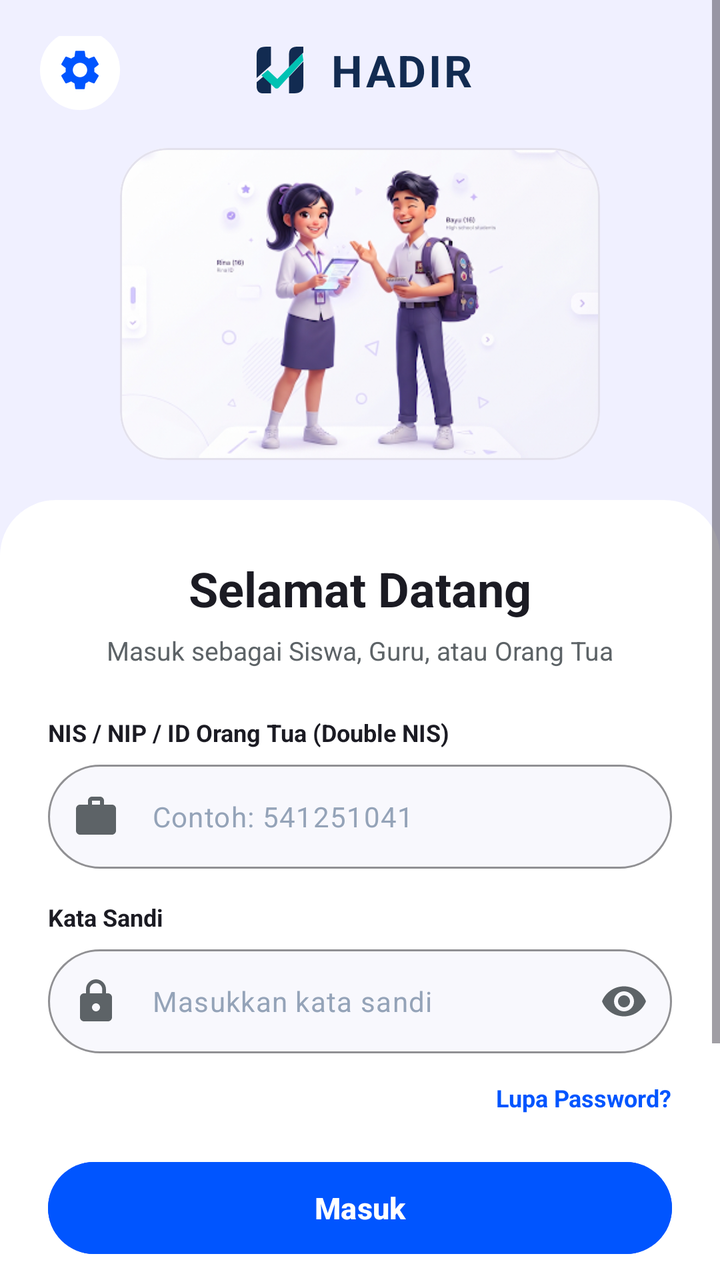
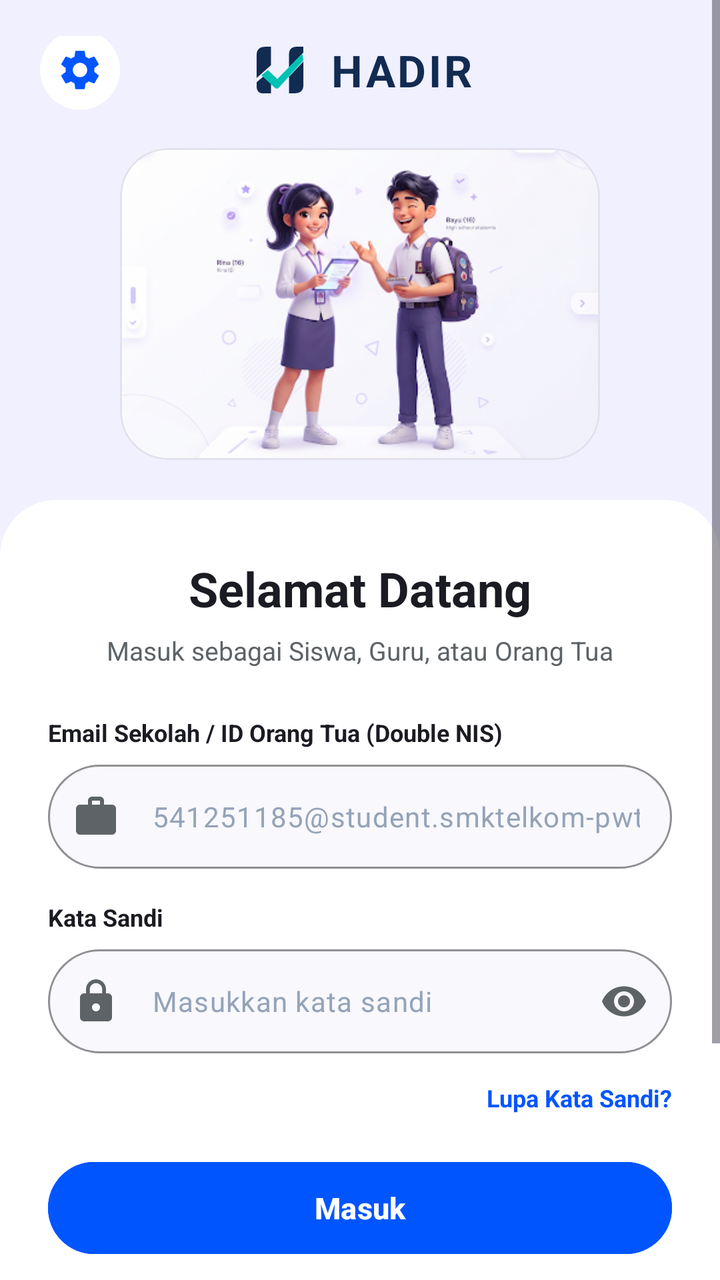

Compare the two renders of this Android layout. The source of the first and the diff that turns it into the second are given below.
<!-- AndroidManifest.xml: activity theme Theme.ProjectPSAS.Login -->
<!-- res/layout/activity_login.xml -->
<?xml version="1.0" encoding="utf-8"?>
<ScrollView xmlns:android="http://schemas.android.com/apk/res/android"
    xmlns:app="http://schemas.android.com/apk/res-auto"
    android:layout_width="match_parent"
    android:layout_height="match_parent"
    android:background="@color/lavender_bg"
    android:fillViewport="true">

    <LinearLayout
        android:layout_width="match_parent"
        android:layout_height="wrap_content"
        android:orientation="vertical">

        
        <RelativeLayout
            android:layout_width="match_parent"
            android:layout_height="wrap_content"
            android:paddingHorizontal="20dp"
            android:paddingTop="18dp"
            android:paddingBottom="12dp">

            <ImageButton
                android:id="@+id/btnServerConfig"
                android:layout_width="40dp"
                android:layout_height="40dp"
                android:layout_alignParentStart="true"
                android:layout_centerVertical="true"
                android:background="@drawable/bg_circle_white"
                android:contentDescription="Konfigurasi Server API"
                android:padding="9dp"
                android:src="@drawable/ic_settings"
                app:tint="@color/brand_blue" />

            <LinearLayout
                android:layout_width="wrap_content"
                android:layout_height="wrap_content"
                android:layout_centerInParent="true"
                android:gravity="center_vertical"
                android:orientation="horizontal">

                <ImageView
                    android:layout_width="34dp"
                    android:layout_height="34dp"
                    android:contentDescription="Logo HADIR"
                    android:src="@drawable/ic_hadir_logo_mark" />

                <TextView
                    android:layout_width="wrap_content"
                    android:layout_height="wrap_content"
                    android:layout_marginStart="8dp"
                    android:letterSpacing="0.06"
                    android:text="HADIR"
                    android:textColor="#122B51"
                    android:textSize="22sp"
                    android:textStyle="bold" />
            </LinearLayout>
        </RelativeLayout>

        
        <com.google.android.material.card.MaterialCardView
            android:layout_width="240dp"
            android:layout_height="156dp"
            android:layout_gravity="center_horizontal"
            android:layout_marginTop="4dp"
            android:layout_marginBottom="20dp"
            app:cardBackgroundColor="@color/white"
            app:cardCornerRadius="24dp"
            app:cardElevation="0dp"
            app:strokeColor="@color/border_light"
            app:strokeWidth="1dp">

            <ImageView
                android:layout_width="match_parent"
                android:layout_height="match_parent"
                android:contentDescription="Ilustrasi Portal Siswa HadirKu"
                android:scaleType="centerCrop"
                android:src="@drawable/ilustrasi_portal" />
        </com.google.android.material.card.MaterialCardView>

        
        <LinearLayout
            android:layout_width="match_parent"
            android:layout_height="0dp"
            android:layout_weight="1"
            android:background="@drawable/bg_bottom_sheet_white"
            android:orientation="vertical"
            android:paddingHorizontal="24dp"
            android:paddingTop="28dp"
            android:paddingBottom="24dp">

            <TextView
                android:layout_width="match_parent"
                android:layout_height="wrap_content"
                android:gravity="center"
                android:text="Selamat Datang"
                android:textColor="@color/text_primary"
                android:textSize="24sp"
                android:textStyle="bold" />

            <TextView
                android:layout_width="match_parent"
                android:layout_height="wrap_content"
                android:layout_marginTop="6dp"
                android:gravity="center"
                android:text="Masuk sebagai Siswa, Guru, atau Orang Tua"
                android:textColor="@color/text_muted"
                android:textSize="13sp" />

            
            <TextView
                android:layout_width="wrap_content"
                android:layout_height="wrap_content"
                android:layout_marginTop="24dp"
                android:layout_marginBottom="8dp"
                android:text="NIS / NIP / ID Orang Tua (Double NIS)"
                android:textColor="@color/text_primary"
                android:textSize="12sp"
                android:textStyle="bold" />

            <com.google.android.material.textfield.TextInputLayout
                android:layout_width="match_parent"
                android:layout_height="wrap_content"
                app:boxBackgroundColor="@color/canvas_bg"
                app:boxBackgroundMode="outline"
                app:boxCornerRadiusBottomEnd="28dp"
                app:boxCornerRadiusBottomStart="28dp"
                app:boxCornerRadiusTopEnd="28dp"
                app:boxCornerRadiusTopStart="28dp"
                app:boxStrokeColor="@color/border_light"
                app:boxStrokeWidth="1dp"
                app:boxStrokeWidthFocused="2dp"
                app:hintEnabled="false"
                app:startIconDrawable="@drawable/ic_badge_id"
                app:startIconTint="@color/text_muted">

                <com.google.android.material.textfield.TextInputEditText
                    android:id="@+id/etNisNip"
                    android:layout_width="match_parent"
                    android:layout_height="52dp"
                    android:hint="Contoh: 541251041"
                    android:inputType="text"
                    android:paddingVertical="12dp"
                    android:textColor="@color/text_primary"
                    android:textColorHint="@color/slate_400"
                    android:textSize="14sp" />
            </com.google.android.material.textfield.TextInputLayout>

            
            <TextView
                android:layout_width="wrap_content"
                android:layout_height="wrap_content"
                android:layout_marginTop="16dp"
                android:layout_marginBottom="8dp"
                android:text="Kata Sandi"
                android:textColor="@color/text_primary"
                android:textSize="12sp"
                android:textStyle="bold" />

            <com.google.android.material.textfield.TextInputLayout
                android:layout_width="match_parent"
                android:layout_height="wrap_content"
                app:boxBackgroundColor="@color/canvas_bg"
                app:boxBackgroundMode="outline"
                app:boxCornerRadiusBottomEnd="28dp"
                app:boxCornerRadiusBottomStart="28dp"
                app:boxCornerRadiusTopEnd="28dp"
                app:boxCornerRadiusTopStart="28dp"
                app:boxStrokeColor="@color/border_light"
                app:boxStrokeWidth="1dp"
                app:boxStrokeWidthFocused="2dp"
                app:endIconMode="password_toggle"
                app:endIconTint="@color/text_muted"
                app:hintEnabled="false"
                app:startIconDrawable="@drawable/ic_lock"
                app:startIconTint="@color/text_muted">

                <com.google.android.material.textfield.TextInputEditText
                    android:id="@+id/etPassword"
                    android:layout_width="match_parent"
                    android:layout_height="52dp"
                    android:hint="Masukkan kata sandi"
                    android:inputType="textPassword"
                    android:paddingVertical="12dp"
                    android:textColor="@color/text_primary"
                    android:textColorHint="@color/slate_400"
                    android:textSize="14sp" />
            </com.google.android.material.textfield.TextInputLayout>

            <TextView
                android:id="@+id/tvForgotPassword"
                android:layout_width="wrap_content"
                android:layout_height="wrap_content"
                android:layout_gravity="end"
                android:layout_marginTop="10dp"
                android:paddingVertical="4dp"
                android:text="Lupa Password?"
                android:textColor="@color/brand_blue"
                android:textSize="12sp"
                android:textStyle="bold" />

            <TextView
                android:id="@+id/tvError"
                android:layout_width="match_parent"
                android:layout_height="wrap_content"
                android:layout_marginTop="10dp"
                android:background="@drawable/bg_pill_red"
                android:paddingHorizontal="14dp"
                android:paddingVertical="10dp"
                android:textColor="@color/danger_red"
                android:textSize="12sp"
                android:visibility="gone" />

            <com.google.android.material.button.MaterialButton
                android:id="@+id/btnLogin"
                android:layout_width="match_parent"
                android:layout_height="54dp"
                android:layout_marginTop="16dp"
                android:backgroundTint="@color/brand_blue"
                android:text="Masuk"
                android:textAllCaps="false"
                android:textColor="@color/white"
                android:textSize="15sp"
                android:textStyle="bold"
                app:cornerRadius="28dp" />

            <ProgressBar
                android:id="@+id/progressLogin"
                android:layout_width="28dp"
                android:layout_height="28dp"
                android:layout_gravity="center"
                android:layout_marginTop="10dp"
                android:indeterminateTint="@color/brand_blue"
                android:visibility="gone" />

            
            <LinearLayout
                android:layout_width="match_parent"
                android:layout_height="wrap_content"
                android:layout_marginTop="20dp"
                android:gravity="center"
                android:orientation="horizontal">

                <com.google.android.material.button.MaterialButton
                    android:id="@+id/btnDemoSiswa"
                    style="@style/Widget.Material3.Button.OutlinedButton"
                    android:layout_width="0dp"
                    android:layout_height="40dp"
                    android:layout_marginEnd="4dp"
                    android:layout_weight="1"
                    android:backgroundTint="@color/lavender_bg"
                    android:text="Siswa"
                    android:textAllCaps="false"
                    android:textColor="@color/brand_blue"
                    android:textSize="11sp"
                    android:textStyle="bold"
                    app:cornerRadius="20dp"
                    app:strokeColor="@color/border_light" />

                <com.google.android.material.button.MaterialButton
                    android:id="@+id/btnDemoGuru"
                    style="@style/Widget.Material3.Button.OutlinedButton"
                    android:layout_width="0dp"
                    android:layout_height="40dp"
                    android:layout_marginHorizontal="3dp"
                    android:layout_weight="1"
                    android:backgroundTint="@color/canvas_bg"
                    android:text="Guru"
                    android:textAllCaps="false"
                    android:textColor="@color/text_primary"
                    android:textSize="11sp"
                    android:textStyle="bold"
                    app:cornerRadius="20dp"
                    app:strokeColor="@color/border_light" />

                <com.google.android.material.button.MaterialButton
                    android:id="@+id/btnDemoOrangTua"
                    style="@style/Widget.Material3.Button.OutlinedButton"
                    android:layout_width="0dp"
                    android:layout_height="40dp"
                    android:layout_marginStart="4dp"
                    android:layout_weight="1"
                    android:backgroundTint="@color/badge_green_bg"
                    android:text="Orang Tua"
                    android:textAllCaps="false"
                    android:textColor="@color/badge_green_text"
                    android:textSize="11sp"
                    android:textStyle="bold"
                    app:cornerRadius="20dp"
                    app:strokeColor="@color/border_light" />
            </LinearLayout>

            <Space
                android:layout_width="match_parent"
                android:layout_height="0dp"
                android:layout_weight="1" />

            <TextView
                android:layout_width="match_parent"
                android:layout_height="wrap_content"
                android:layout_marginTop="20dp"
                android:gravity="center"
                android:text="XI PPLG 4 • SMK Telkom Purwokerto\nWali Kelas: Firda Ayu Nirmala, S.Kom"
                android:textColor="@color/text_muted"
                android:textSize="12sp" />

            <TextView
                android:id="@+id/tvCurrentEndpoint"
                android:layout_width="match_parent"
                android:layout_height="wrap_content"
                android:layout_marginTop="6dp"
                android:gravity="center"
                android:text="API: http://10.0.2.2:8000/api/v1/"
                android:textColor="@color/slate_400"
                android:textSize="10sp" />
        </LinearLayout>
    </LinearLayout>
</ScrollView>
<!-- resources referenced by this layout -->
<resources>
  <color name="badge_green_bg">#DDF8EB</color>
  <color name="badge_green_text">#135E3D</color>
  <color name="border_light">#E3E1EC</color>
  <color name="brand_blue">#0055FF</color>
  <color name="canvas_bg">#F8F8FD</color>
  <color name="danger_red">#DC2626</color>
  <color name="lavender_bg">#F0F0FF</color>
  <color name="slate_400">#94A3B8</color>
  <color name="text_muted">#5D6367</color>
  <color name="text_primary">#1B1B23</color>
  <color name="white">#FFFFFF</color>
  <!-- drawable bg_bottom_sheet_white (drawable) -->
  <?xml version="1.0" encoding="utf-8"?>
  <shape xmlns:android="http://schemas.android.com/apk/res/android" android:shape="rectangle">
      <solid android:color="#FFFFFF" />
      <corners
          android:topLeftRadius="28dp"
          android:topRightRadius="28dp" />
  </shape>
  <!-- drawable bg_circle_white (drawable) -->
  <?xml version="1.0" encoding="utf-8"?>
  <shape xmlns:android="http://schemas.android.com/apk/res/android" android:shape="oval">
      <solid android:color="#FFFFFF" />
  </shape>
  <!-- drawable bg_pill_red (drawable) -->
  <?xml version="1.0" encoding="utf-8"?>
  <shape xmlns:android="http://schemas.android.com/apk/res/android" android:shape="rectangle">
      <solid android:color="#FFE4E6" />
      <corners android:radius="999dp" />
  </shape>
  <!-- drawable ic_badge_id (drawable) -->
  <vector xmlns:android="http://schemas.android.com/apk/res/android"
      android:width="24dp"
      android:height="24dp"
      android:viewportWidth="24"
      android:viewportHeight="24">
      <path
          android:fillColor="#5D6367"
          android:pathData="M20,6h-4V4c0,-1.11 -0.89,-2 -2,-2h-4c-1.11,0 -2,0.89 -2,2v2H4c-1.11,0 -1.99,0.89 -1.99,2L2,19c0,1.11 0.89,2 2,2h16c1.11,0 2,-0.89 2,-2V8c0,-1.11 -0.89,-2 -2,-2zm-6,0h-4V4h4v2z" />
  </vector>
  <!-- drawable ic_lock (drawable) -->
  <vector xmlns:android="http://schemas.android.com/apk/res/android"
      android:width="24dp"
      android:height="24dp"
      android:viewportWidth="24"
      android:viewportHeight="24">
      <path
          android:fillColor="#5D6367"
          android:pathData="M18,8h-1V6c0,-2.76 -2.24,-5 -5,-5S7,3.24 7,6v2H6c-1.1,0 -2,0.9 -2,2v10c0,1.1 0.9,2 2,2h12c1.1,0 2,-0.9 2,-2V10c0,-1.1 -0.9,-2 -2,-2zm-6,9c-1.1,0 -2,-0.9 -2,-2s0.9,-2 2,-2 2,0.9 2,2 -0.9,2 -2,2zm3.1,-9H8.9V6c0,-1.71 1.39,-3.1 3.1,-3.1 1.71,0 3.1,1.39 3.1,3.1v2z" />
  </vector>
  <style name="Theme.ProjectPSAS.Login" parent="Theme.ProjectPSAS">
          <item name="android:statusBarColor">@color/lavender_bg</item>
          <item name="android:windowLightStatusBar">true</item>
          <item name="android:navigationBarColor">@color/white</item>
      </style>
  <style name="Theme.ProjectPSAS" parent="Theme.Material3.Light.NoActionBar">
          <item name="colorPrimary">@color/brand_blue</item>
          <item name="colorOnPrimary">@color/white</item>
          <item name="colorPrimaryContainer">@color/lavender_bg</item>
          <item name="colorSecondary">@color/badge_green_text</item>
          <item name="android:colorBackground">@color/canvas_bg</item>
          <item name="android:statusBarColor">@color/canvas_bg</item>
          <item name="android:windowLightStatusBar">true</item>
          <item name="android:navigationBarColor">@color/white</item>
      </style>
  <!-- unchanged entries left out for length: 3 -->
</resources>

<!-- the commit's change to res/layout/activity_login.xml (unified diff, before → after) -->
@@ -112,7 +112,7 @@
                 android:layout_height="wrap_content"
                 android:layout_marginTop="24dp"
                 android:layout_marginBottom="8dp"
-                android:text="NIS / NIP / ID Orang Tua (Double NIS)"
+                android:text="Email Sekolah / ID Orang Tua (Double NIS)"
                 android:textColor="@color/text_primary"
                 android:textSize="12sp"
                 android:textStyle="bold" />
@@ -137,8 +137,8 @@
                     android:id="@+id/etNisNip"
                     android:layout_width="match_parent"
                     android:layout_height="52dp"
-                    android:hint="Contoh: 541251041"
-                    android:inputType="text"
+                    android:hint="541251185@student.smktelkom-pwt.sch.id"
+                    android:inputType="textEmailAddress"
                     android:paddingVertical="12dp"
                     android:textColor="@color/text_primary"
                     android:textColorHint="@color/slate_400"
@@ -193,7 +193,7 @@
                 android:layout_gravity="end"
                 android:layout_marginTop="10dp"
                 android:paddingVertical="4dp"
-                android:text="Lupa Password?"
+                android:text="Lupa Kata Sandi?"
                 android:textColor="@color/brand_blue"
                 android:textSize="12sp"
                 android:textStyle="bold" />
